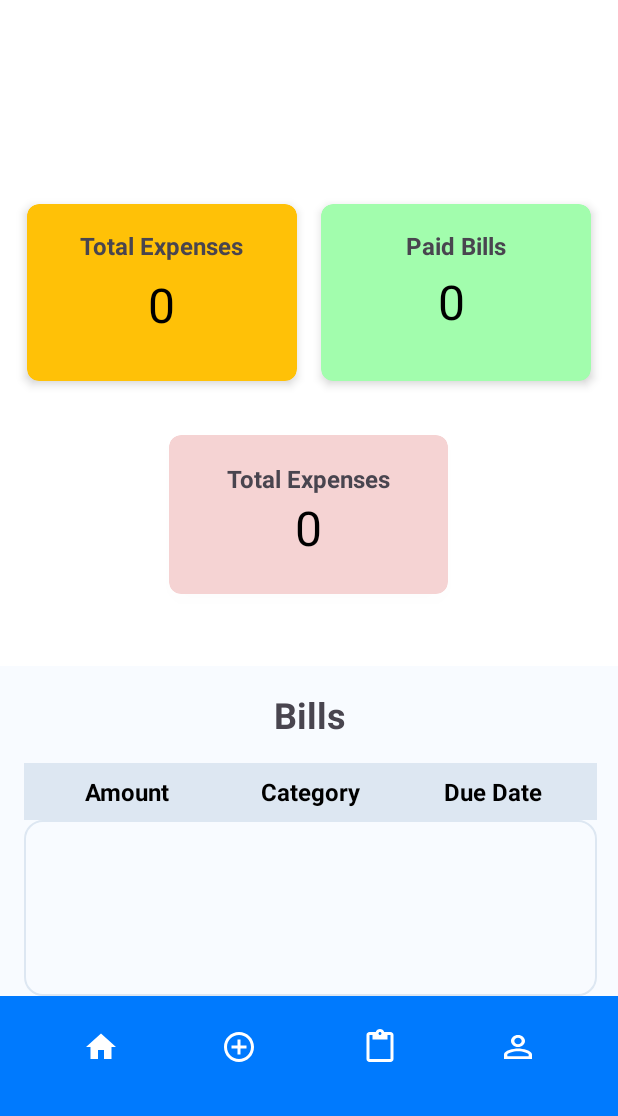
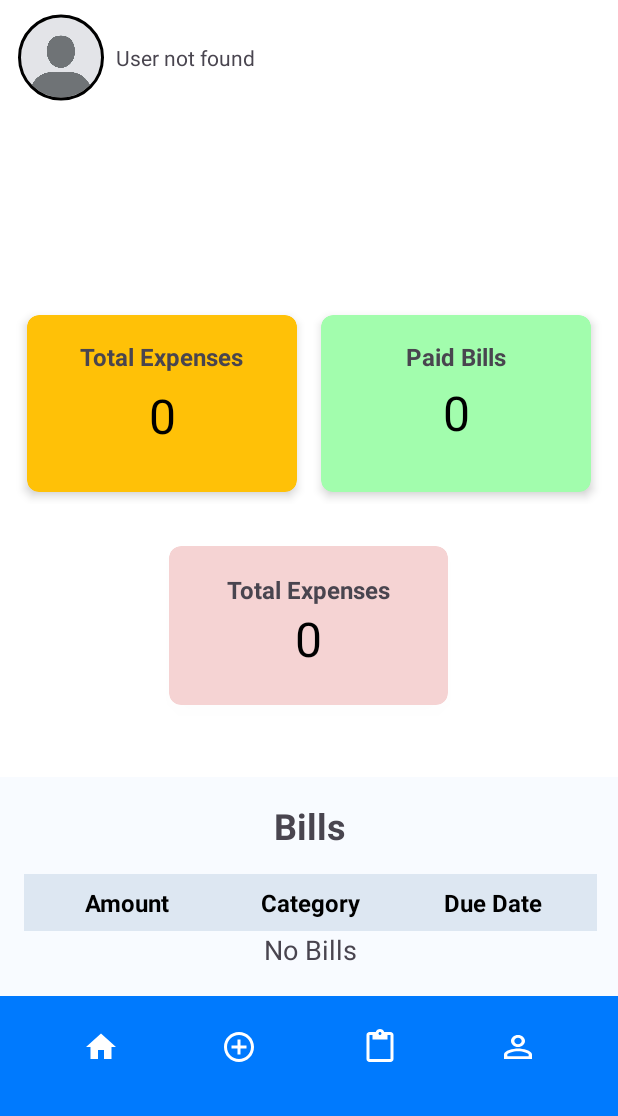
Before and after one commit to yevgeny182/MobDevFinal, an Android app: the screen it shows after launch once a user with an empty profile is signed in (MainActivity), on a phone screen of 412 x 824 dp, the part 120-1236 px from its top. Run offline under Robolectric (Android 15) with nearby library versions, the phone set to English and light mode, and no system bars; our stand-ins replace CircleImageView, Firebase (no records; nobody signed in at launch, a user with empty details on screens opened directly).

Commit message:
Fixing not centered expenses Adding bills with empty "No Bills" displaying all bills created (will do, after the task in creation of bills is up , IDK kinsay mu tika anii )

```diff
--- a/app/src/main/java/com/example/finalproject/MainActivity.java
+++ b/app/src/main/java/com/example/finalproject/MainActivity.java
@@ -6,6 +6,7 @@ import android.os.Bundle;
 import android.util.Log;
 import android.view.View;
 import android.widget.ImageButton;
+import android.widget.LinearLayout;
 import android.widget.TextView;
 
 import androidx.activity.EdgeToEdge;
@@ -13,6 +14,8 @@ import androidx.appcompat.app.AppCompatActivity;
 import androidx.core.graphics.Insets;
 import androidx.core.view.ViewCompat;
 import androidx.core.view.WindowInsetsCompat;
+import androidx.recyclerview.widget.LinearLayoutManager;
+import androidx.recyclerview.widget.RecyclerView;
 
 import com.google.android.gms.tasks.OnCompleteListener;
 import com.google.android.gms.tasks.Task;
@@ -22,7 +25,9 @@ import com.google.firebase.firestore.DocumentReference;
 import com.google.firebase.firestore.DocumentSnapshot;
 import com.google.firebase.firestore.FirebaseFirestore;
 
+import java.util.ArrayList;
 import java.util.HashMap;
+import java.util.List;
 import java.util.Map;
 
 public class MainActivity extends AppCompatActivity {
@@ -34,6 +39,11 @@ public class MainActivity extends AppCompatActivity {
     TextView expensesBillunsettled;
 
     TextView tvUsername;
+
+    private RecyclerView billRecyclerView;
+    private TextView emptyTextView;
+    private BillAdapter billAdapter;
+    private List<Bill_model_homepage> billList = new ArrayList<>();
 
     FirebaseAuth auth = FirebaseAuth.getInstance();
 
@@ -76,7 +86,19 @@ public class MainActivity extends AppCompatActivity {
         expensesBillunsettled=findViewById(R.id.tvUnsettledBillValue);
 
         getLoggedInUserData();
+
+
+        billRecyclerView = findViewById(R.id.billRecyclerView);
+        emptyTextView = findViewById(R.id.emptyTextView);
+
 //        getUserDataAndSetDefaults(loggedUserId);
+        // Set up RecyclerView
+        billRecyclerView.setLayoutManager(new LinearLayoutManager(this));
+        billAdapter = new BillAdapter(billList);
+        billRecyclerView.setAdapter(billAdapter);
+
+
+        fetchBills();
 
 
     } // End OnCreate()
@@ -128,4 +150,47 @@ public class MainActivity extends AppCompatActivity {
             tvUsername.setText("Not logged in");
         }
     }
-}
+        private void fetchBills() {
+            FirebaseFirestore db = FirebaseFirestore.getInstance();
+            FirebaseUser currentUser = FirebaseAuth.getInstance().getCurrentUser();
+
+            if (currentUser != null) {
+                String loggedUserId = currentUser.getUid();
+
+                db.collection("users").document(loggedUserId).collection("bills")
+                        .get()
+                        .addOnCompleteListener(task -> {
+                            if (task.isSuccessful() && task.getResult() != null) {
+                                List<DocumentSnapshot> documents = task.getResult().getDocuments();
+                                if (!documents.isEmpty()) {
+                                    // Parse bills into the list
+                                    for (DocumentSnapshot doc : documents) {
+                                        String amount = doc.getString("amount");
+                                        String category = doc.getString("category");
+                                        String dueDate = doc.getString("due_date");
+
+                                        billList.add(new Bill_model_homepage(amount, category, dueDate));
+                                    }
+                                    billAdapter.notifyDataSetChanged();
+
+                                    // Show RecyclerView and hide empty message
+                                    billRecyclerView.setVisibility(View.VISIBLE);
+                                    emptyTextView.setVisibility(View.GONE);
+                                } else {
+                                    // No bills found
+                                    billRecyclerView.setVisibility(View.GONE);
+                                    emptyTextView.setVisibility(View.VISIBLE);
+                                }
+                            } else {
+                                Log.e("BILLS_ERROR", "Error fetching bills: " + task.getException().getMessage());
+                                billRecyclerView.setVisibility(View.GONE);
+                                emptyTextView.setVisibility(View.VISIBLE);
+                            }
+                        });
+            } else {
+                Log.w("USER_WARNING", "No user is currently logged in.");
+                billRecyclerView.setVisibility(View.GONE);
+                emptyTextView.setVisibility(View.VISIBLE);
+            }
+        }
+    }
--- a/app/src/main/res/layout/activity_main.xml
+++ b/app/src/main/res/layout/activity_main.xml
@@ -122,11 +122,11 @@
                         <!-- Centered "0" -->
                         <TextView
                             android:id="@+id/tvTotalBillValue"
-                            android:layout_width="wrap_content"
+                            android:layout_width="match_parent"
                             android:layout_height="wrap_content"
                             android:layout_alignParentEnd="true"
                             android:layout_alignParentBottom="true"
-                            android:layout_marginEnd="81dp"
+                            android:textAlignment="center"
                             android:layout_marginBottom="20dp"
                             android:text="0"
                             android:textColor="#000000"
@@ -165,11 +165,11 @@
                         <!-- Centered "0" -->
                         <TextView
                             android:id="@+id/tvPaidBillValue"
-                            android:layout_width="wrap_content"
+                            android:layout_width="match_parent"
                             android:layout_height="wrap_content"
                             android:layout_alignParentEnd="true"
                             android:layout_alignParentBottom="true"
-                            android:layout_marginEnd="84dp"
+                            android:textAlignment="center"
                             android:layout_marginBottom="22dp"
                             android:text="0"
                             android:textColor="#000000"
@@ -201,7 +201,6 @@
                     android:padding="10dp"
                     app:cardBackgroundColor="#F5D3D3"
                     app:cardCornerRadius="8dp"
-
                     app:cardElevation="4dp">
 
                     <LinearLayout
@@ -225,10 +224,11 @@
 
                         <TextView
                             android:id="@+id/tvUnsettledBillValue"
-                            android:layout_width="wrap_content"
+                            android:layout_width="match_parent"
                             android:layout_height="wrap_content"
                             android:layout_alignParentEnd="true"
                             android:layout_alignParentBottom="true"
+                            android:textAlignment="center"
                             android:layout_marginBottom="20dp"
                             android:gravity="center|center_horizontal"
                             android:text="0"
@@ -245,6 +245,7 @@
                 android:background="#F8FBFF"
                 android:orientation="vertical"
                 android:padding="16dp"
+                app:layout_constraintStart_toStartOf="parent"
                 app:layout_constraintTop_toBottomOf="@+id/CardR2">
 
                 <!-- Title -->
@@ -259,6 +260,7 @@
                     android:textStyle="bold" />
 
                 <!-- Header Row -->
+
                 <LinearLayout
                     android:id="@+id/headerRow"
                     android:layout_width="match_parent"
@@ -302,15 +304,35 @@
                         android:textColor="@android:color/black"
                         android:textSize="16sp"
                         android:textStyle="bold" />
+
                 </LinearLayout>
 
-                <!-- RecyclerView -->
-                <androidx.recyclerview.widget.RecyclerView
-                    android:id="@+id/recyclerViewBills"
+                <ScrollView
                     android:layout_width="match_parent"
                     android:layout_height="match_parent"
-                    android:background="@drawable/card_background"
-                    android:padding="8dp" />
+                    android:layout_weight="1">
+
+                    <LinearLayout
+                        android:layout_width="match_parent"
+                        android:layout_height="wrap_content"
+                        android:orientation="vertical">
+                        <TextView
+                            android:id="@+id/emptyTextView"
+                            android:layout_width="wrap_content"
+                            android:layout_height="wrap_content"
+                            android:text="No Bills"
+                            android:textSize="18sp"
+                            android:visibility="gone"
+                            android:layout_gravity="center" />
+
+                        <androidx.recyclerview.widget.RecyclerView
+                            android:id="@+id/billRecyclerView"
+                            android:layout_width="match_parent"
+                            android:layout_height="match_parent" />
+                    </LinearLayout>
+                </ScrollView>
+
+                <!-- RecyclerView -->
             </LinearLayout>
         </androidx.constraintlayout.widget.ConstraintLayout>
 
```
Also changed, not shown: app/src/main/java/com/example/finalproject/BillAdapter.java (added, +52 -0 lines), app/src/main/java/com/example/finalproject/Bill_model_homepage.java (added, +25 -0 lines), app/src/main/java/com/example/finalproject/YourBillScreen.java (+0 -7 lines), app/src/main/res/layout/recycler_item_dashboard.xml (added, +54 -0 lines), app/src/main/res/layout/recycler_item_nodata_dashboard.xml (added, +33 -0 lines).
